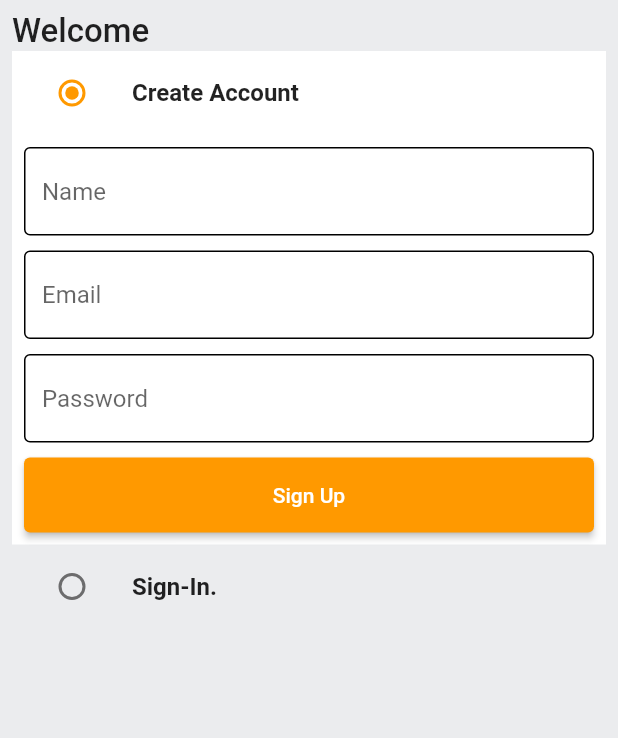
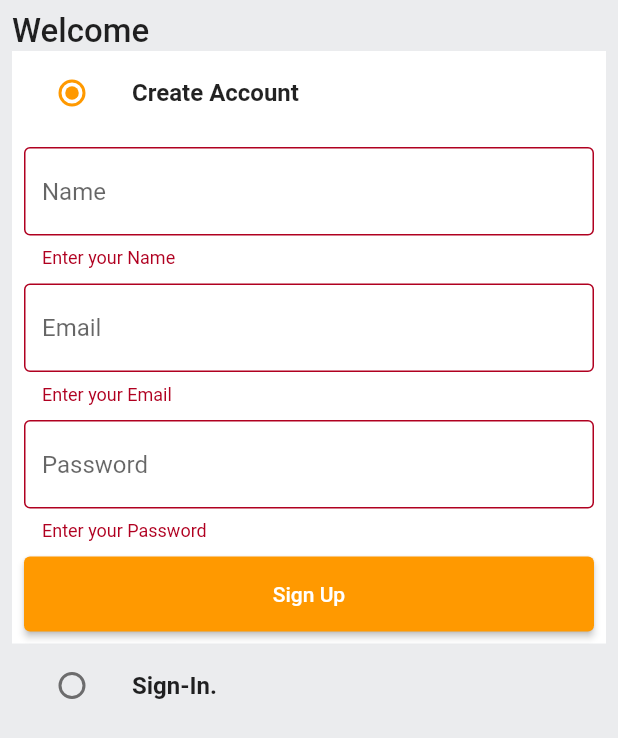
Before and after one commit to oltimaloku/FlutterAmazonClone, a Flutter app: the screen it shows after launch, after a tap on "Sign Up", on a phone screen of 412 x 824 dp. Shown: the top 738 px of the screen. Run offline on Flutter 3.47's test engine with Material 2 defaults, Android fonts, the phone set to English and light mode, and no system bars.

Commit message:
user authentication for sign-up completed

```diff
--- a/lib/common/widgets/custom_textfield.dart
+++ b/lib/common/widgets/custom_textfield.dart
@@ -20,7 +20,12 @@ class CustomTextField extends StatelessWidget {
               borderSide: BorderSide(
             color: Colors.black,
           ))),
-      validator: (value) {},
+      validator: (value) {
+        if (value == null || value.isEmpty) {
+          return 'Enter your $hintText';
+        }
+        return null;
+      },
     );
   }
 }
--- a/lib/constants/global_variables.dart
+++ b/lib/constants/global_variables.dart
@@ -1,6 +1,6 @@
 import 'package:flutter/material.dart';
 
-String uri = 'http://207.23.210.206';
+String uri = 'http://207.23.210.206:3000';
 
 class GlobalVariables {
   static const appBarGradient = LinearGradient(
--- a/lib/features/auth/screens/auth_screen.dart
+++ b/lib/features/auth/screens/auth_screen.dart
@@ -1,6 +1,7 @@
 import 'package:amazon_clone/common/widgets/custom_button.dart';
 import 'package:amazon_clone/common/widgets/custom_textfield.dart';
 import 'package:amazon_clone/constants/global_variables.dart';
+import 'package:amazon_clone/features/auth/services/auth_service.dart';
 import 'package:flutter/material.dart';
 
 enum Auth {
@@ -20,7 +21,7 @@ class _AuthScreenState extends State<AuthScreen> {
   Auth _auth = Auth.signup;
   final _signUpFormKey = GlobalKey<FormState>();
   final _signInFormKey = GlobalKey<FormState>();
-
+  final AuthService authService = AuthService();
   final TextEditingController _emailController = TextEditingController();
   final TextEditingController _passwordController = TextEditingController();
   final TextEditingController _nameController = TextEditingController();
@@ -32,6 +33,14 @@ class _AuthScreenState extends State<AuthScreen> {
     _emailController.dispose();
     _passwordController.dispose();
     _nameController.dispose();
+  }
+
+  void signUpUser() {
+    authService.signUpUser(
+        context: context,
+        email: _emailController.text,
+        password: _passwordController.text,
+        name: _nameController.text);
   }
 
   @override
@@ -96,7 +105,14 @@ class _AuthScreenState extends State<AuthScreen> {
                       const SizedBox(
                         height: 10,
                       ),
-                      CustomButton(text: 'Sign Up', onTap: () {})
+                      CustomButton(
+                        text: 'Sign Up',
+                        onTap: () {
+                          if (_signUpFormKey.currentState!.validate()) {
+                            signUpUser();
+                          }
+                        },
+                      )
                     ],
                   ),
                 ),
--- a/lib/models/user.dart
+++ b/lib/models/user.dart
@@ -21,6 +21,7 @@ class User {
   Map<String, dynamic> toMap() {
     return {
       'id': id,
+      'email': email,
       'name': name,
       'password': password,
       'address': address,
```
Also changed, not shown: lib/constants/error_handling.dart (added, +25 -0 lines), lib/constants/utils.dart (added, +9 -0 lines), lib/features/auth/services/auth_service.dart (+25 -2 lines), 1 other file.
